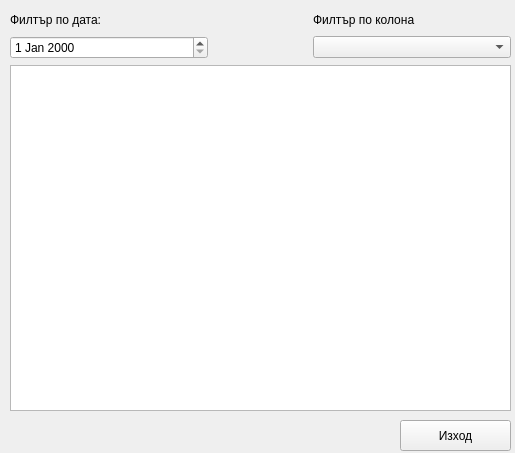
First picture: the form in UI/job_table_view.ui, repository NadiaStrashnikova/JobCrawler, before the edit.
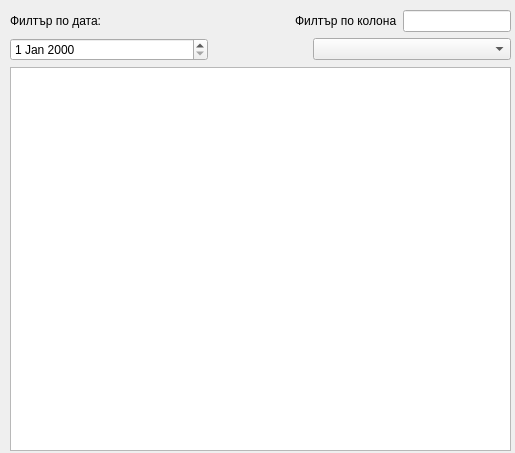
Second picture: the form after the edit.

Commit message: Has a labelEdit for filtering by any column

Patch:
```diff
--- a/UI/job_table_view.ui
+++ b/UI/job_table_view.ui
@@ -19,7 +19,7 @@
      <x>10</x>
      <y>10</y>
      <width>501</width>
-     <height>401</height>
+     <height>441</height>
     </rect>
    </property>
    <layout class="QVBoxLayout" name="verticalLayout" stretch="1,1,20">
@@ -30,7 +30,7 @@
      <number>0</number>
     </property>
     <item>
-     <layout class="QHBoxLayout" name="horizontalLayout" stretch="2,1,2">
+     <layout class="QHBoxLayout" name="horizontalLayout" stretch="2,0,0,0">
       <item>
        <widget class="QLabel" name="lbl_filter">
         <property name="text">
@@ -58,6 +58,9 @@
         </property>
        </widget>
       </item>
+      <item>
+       <widget class="QLineEdit" name="le_filter"/>
+      </item>
      </layout>
     </item>
     <item>
@@ -104,19 +107,6 @@
     </item>
    </layout>
   </widget>
-  <widget class="QPushButton" name="btn_close">
-   <property name="geometry">
-    <rect>
-     <x>400</x>
-     <y>420</y>
-     <width>111</width>
-     <height>31</height>
-    </rect>
-   </property>
-   <property name="text">
-    <string>Изход</string>
-   </property>
-  </widget>
  </widget>
  <resources/>
  <connections/>
```
The commit also changes 2 other files.
